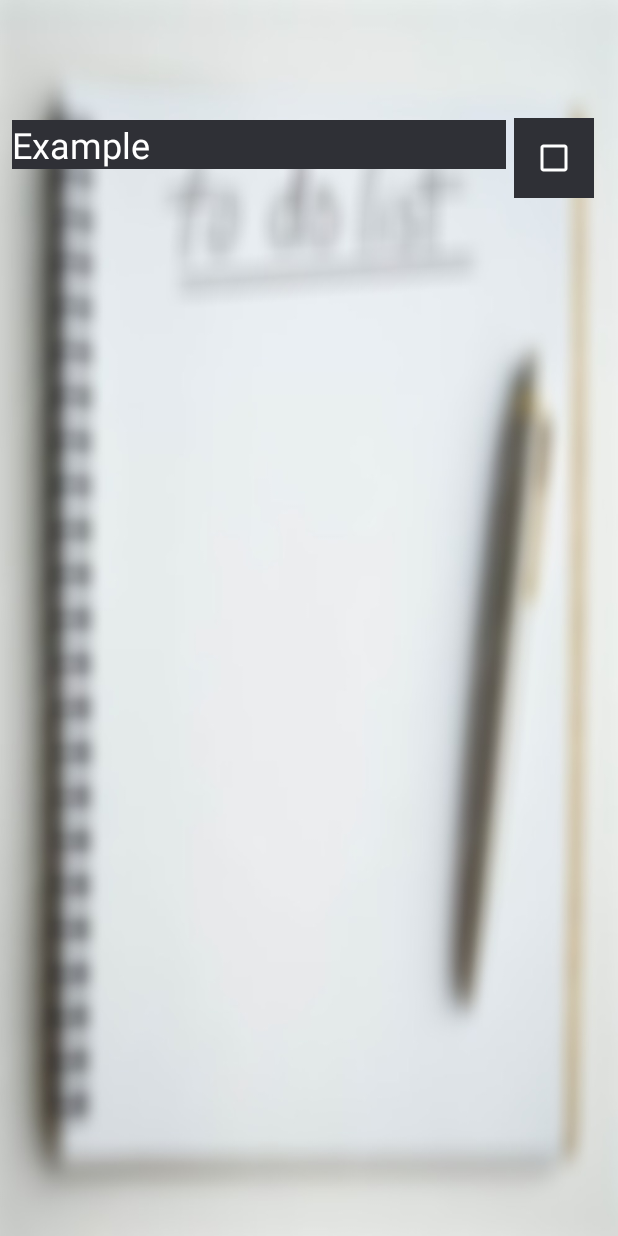
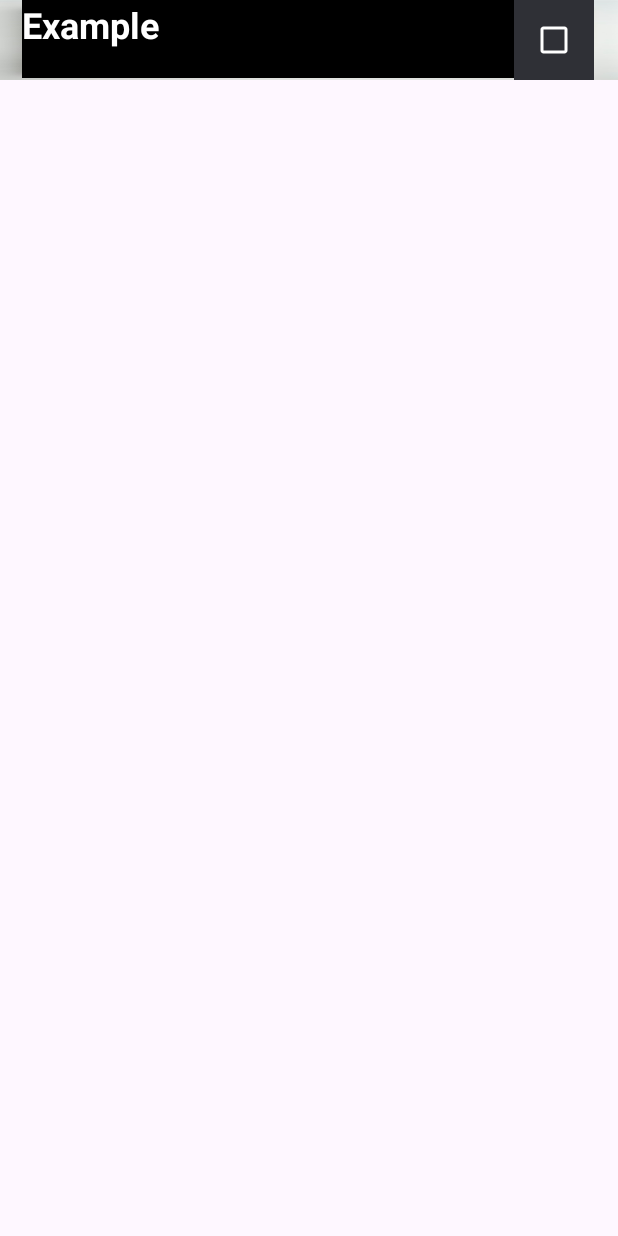
Before and after one commit to pulindu-seniya-silva/Android-Todo-List, an Android app: the layout item_todo.xml on its own in the app's theme, with its tools: preview values and no code run, on a phone screen of 412 x 824 dp. Run offline under Robolectric (Android 15) with nearby library versions, the phone set to English and light mode, and no system bars.

Commit message:
fix : todo overlapping

```diff
--- a/app/src/main/res/layout/item_todo.xml
+++ b/app/src/main/res/layout/item_todo.xml
@@ -3,26 +3,26 @@
     xmlns:app="http://schemas.android.com/apk/res-auto"
     xmlns:tools="http://schemas.android.com/tools"
     android:layout_width="match_parent"
-    android:layout_height="match_parent"
+    android:layout_height="wrap_content"
+    android:background="@drawable/todo_blur"
     android:paddingStart="8dp"
-    android:paddingEnd="8dp"
-    android:background="@drawable/todo_blur"
-    >
+    android:paddingEnd="8dp">
 
     <TextView
         android:id="@+id/tvTodoTitle"
-        android:layout_width="329dp"
-        android:layout_height="wrap_content"
-        android:background="@color/material_dynamic_neutral20"
+        android:layout_width="328dp"
+        android:layout_height="52dp"
+        android:background="@color/black"
         android:text="Example"
         android:textColor="@color/white"
         android:textSize="24sp"
+        android:textStyle="bold"
         app:layout_constraintBottom_toBottomOf="parent"
         app:layout_constraintEnd_toStartOf="@+id/cbDone"
-        app:layout_constraintHorizontal_bias="0.0"
+        app:layout_constraintHorizontal_bias="1.0"
         app:layout_constraintStart_toStartOf="parent"
         app:layout_constraintTop_toTopOf="parent"
-        app:layout_constraintVertical_bias="0.101" />
+        app:layout_constraintVertical_bias="0.103" />
 
     <CheckBox
         android:id="@+id/cbDone"
```
